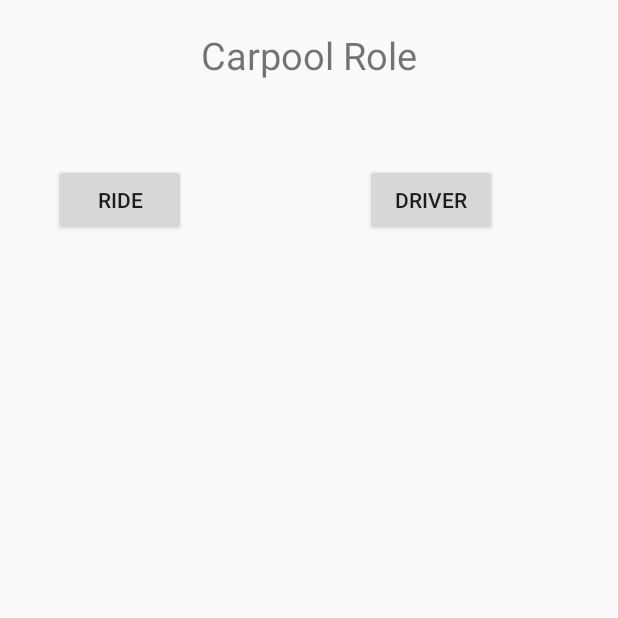
After one commit to qaverill/CS4518GoatHome, an Android app: the Ride screen opened directly, with no data from a screen before it, on a phone screen of 412 x 824 dp, the top half of it. The commit adds this screen. Run offline under Robolectric (Android 15) with nearby library versions, the phone set to English and light mode, and no system bars.

Commit message:
Added the basic ride UI

```diff
--- a/app/build.gradle
+++ b/app/build.gradle
@@ -1,5 +1,4 @@
 apply plugin: 'com.android.application'
-
 android {
     compileSdkVersion 26
     defaultConfig {
@@ -25,4 +24,5 @@ dependencies {
     testImplementation 'junit:junit:4.12'
     androidTestImplementation 'com.android.support.test:runner:1.0.1'
     androidTestImplementation 'com.android.support.test.espresso:espresso-core:3.0.1'
+    implementation 'com.android.support:design:26.1.0'
 }
--- a/app/src/main/AndroidManifest.xml
+++ b/app/src/main/AndroidManifest.xml
@@ -17,6 +17,7 @@
             </intent-filter>
         </activity>
         <activity android:name=".UserProfileEdit"></activity>
+        <activity android:name=".Ride"></activity>
     </application>
 
 </manifest>
--- /dev/null
+++ b/app/src/main/java/edu/wpi/cs4518goathome/Ride.java
@@ -0,0 +1,23 @@
+package edu.wpi.cs4518goathome;
+
+import android.os.Bundle;
+import android.support.v7.app.AppCompatActivity;
+import android.widget.Button;
+
+
+/**
+ * Created by AlazarGenene on 2/14/18.
+ */
+
+public class Ride extends AppCompatActivity {
+    @Override
+    protected void onCreate(Bundle savedInstanceState) {
+        super.onCreate(savedInstanceState);
+        setContentView(R.layout.ride);
+
+        Button requestButton = (Button) findViewById(R.id.request_ride);
+        Button giveRide = (Button) findViewById(R.id.request_ride);
+
+
+    }
+}
--- a/app/src/main/java/edu/wpi/cs4518goathome/UserProfileEdit.java
+++ b/app/src/main/java/edu/wpi/cs4518goathome/UserProfileEdit.java
@@ -1,7 +1,10 @@
 package edu.wpi.cs4518goathome;
 
+import android.content.Intent;
 import android.support.v7.app.AppCompatActivity;
 import android.os.Bundle;
+import android.view.View;
+import android.widget.Button;
 
 public class UserProfileEdit extends AppCompatActivity {
 
@@ -9,5 +12,14 @@ public class UserProfileEdit extends AppCompatActivity {
     protected void onCreate(Bundle savedInstanceState) {
         super.onCreate(savedInstanceState);
         setContentView(R.layout.activity_user_profile_edit);
+
+        Button requestRide = (Button) findViewById(R.id.RequestRide);
+
+        requestRide.setOnClickListener(new View.OnClickListener() {
+            @Override
+            public void onClick(View v) {
+                startActivity(new Intent(UserProfileEdit.this, Ride.class));
+            }
+        });
     }
 }
--- a/app/src/main/res/layout/activity_user_profile_edit.xml
+++ b/app/src/main/res/layout/activity_user_profile_edit.xml
@@ -173,4 +173,20 @@
             android:textSize="16sp" />
     </LinearLayout>
 
+    <Button
+        android:id="@+id/RequestRide"
+        android:layout_width="wrap_content"
+        android:layout_height="wrap_content"
+        android:layout_marginBottom="8dp"
+        android:layout_marginEnd="8dp"
+        android:layout_marginStart="8dp"
+        android:layout_marginTop="8dp"
+        android:text="Save"
+        app:layout_constraintBottom_toBottomOf="parent"
+        app:layout_constraintEnd_toEndOf="parent"
+        app:layout_constraintHorizontal_bias="0.521"
+        app:layout_constraintStart_toStartOf="parent"
+        app:layout_constraintTop_toTopOf="parent"
+        app:layout_constraintVertical_bias="0.936" />
+
 </android.support.constraint.ConstraintLayout>
--- /dev/null
+++ b/app/src/main/res/layout/ride.xml
@@ -0,0 +1,56 @@
+<?xml version="1.0" encoding="utf-8"?>
+<android.support.constraint.ConstraintLayout
+    xmlns:android="http://schemas.android.com/apk/res/android"
+    xmlns:app="http://schemas.android.com/apk/res-auto"
+    xmlns:tools="http://schemas.android.com/tools"
+    android:layout_width="match_parent"
+    android:layout_height="match_parent">
+
+    <TextView
+        android:id="@+id/textView2"
+        android:layout_width="wrap_content"
+        android:layout_height="wrap_content"
+        android:layout_marginBottom="8dp"
+        android:layout_marginEnd="8dp"
+        android:layout_marginStart="8dp"
+        android:layout_marginTop="8dp"
+        android:text="Carpool Role"
+        android:textSize="25sp"
+        app:layout_constraintBottom_toBottomOf="parent"
+        app:layout_constraintEnd_toEndOf="parent"
+        app:layout_constraintStart_toStartOf="parent"
+        app:layout_constraintTop_toTopOf="parent"
+        app:layout_constraintVertical_bias="0.015" />
+
+    <Button
+        android:id="@+id/request_ride"
+        android:layout_width="wrap_content"
+        android:layout_height="wrap_content"
+        android:layout_marginBottom="8dp"
+        android:layout_marginEnd="8dp"
+        android:layout_marginStart="16dp"
+        android:layout_marginTop="8dp"
+        android:text="Ride"
+        app:layout_constraintBottom_toBottomOf="parent"
+        app:layout_constraintEnd_toEndOf="parent"
+        app:layout_constraintHorizontal_bias="0.066"
+        app:layout_constraintStart_toStartOf="parent"
+        app:layout_constraintTop_toTopOf="parent"
+        app:layout_constraintVertical_bias="0.133" />
+
+    <Button
+        android:id="@+id/give_ride"
+        android:layout_width="wrap_content"
+        android:layout_height="wrap_content"
+        android:layout_marginBottom="8dp"
+        android:layout_marginEnd="8dp"
+        android:layout_marginStart="8dp"
+        android:layout_marginTop="8dp"
+        android:text="Driver"
+        app:layout_constraintBottom_toBottomOf="parent"
+        app:layout_constraintEnd_toEndOf="parent"
+        app:layout_constraintHorizontal_bias="0.764"
+        app:layout_constraintStart_toStartOf="parent"
+        app:layout_constraintTop_toTopOf="parent"
+        app:layout_constraintVertical_bias="0.133" />
+</android.support.constraint.ConstraintLayout>
```
